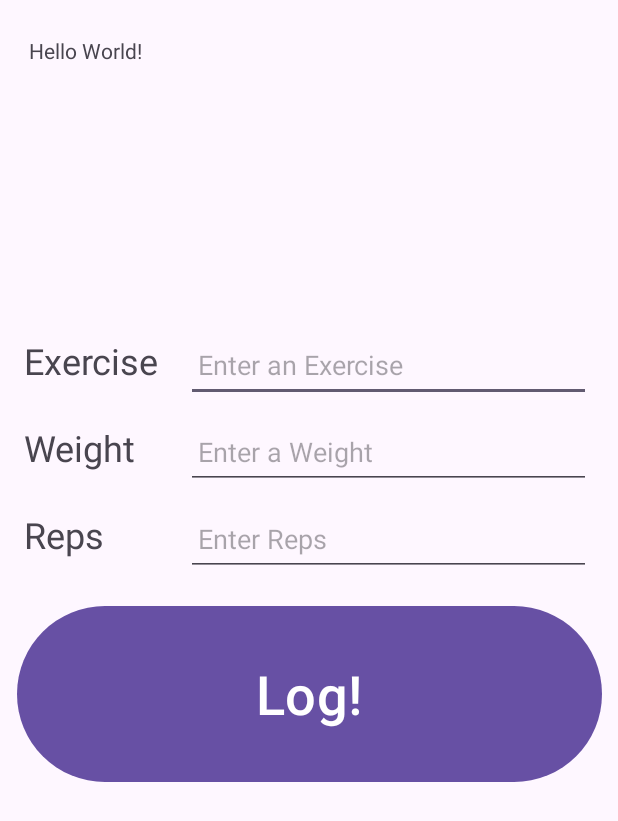
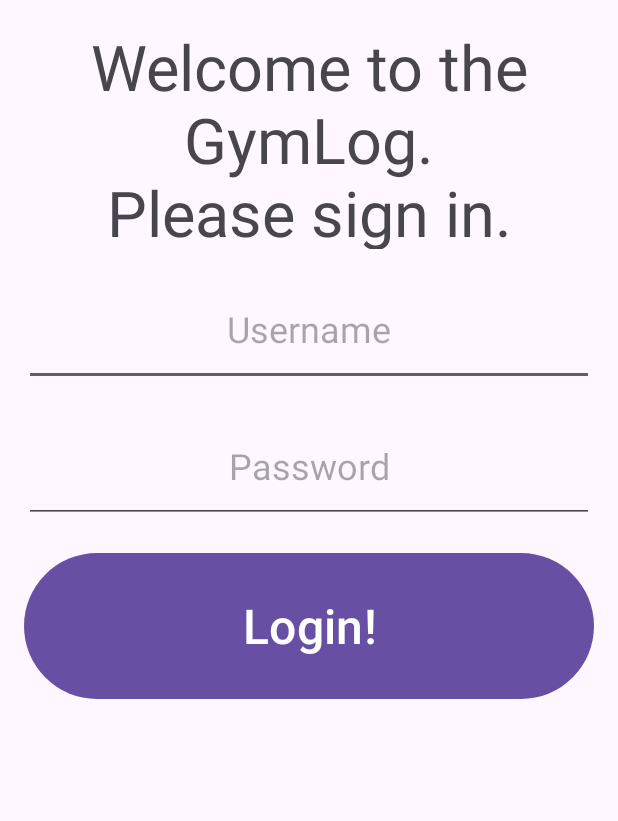
Before and after one commit to Cooper-W-04/cst-338-GymLog, an Android app: the screen it shows after launch (MainActivity before the commit, LoginActivity after it), on a phone screen of 412 x 824 dp. Shown: the top 821 px of the screen. Run offline under Robolectric (Android 15) with nearby library versions, the phone set to English and light mode, and no system bars; our stand-ins replace Room's generated code.

Commit message:
end of video 8

```diff
--- a/app/src/main/AndroidManifest.xml
+++ b/app/src/main/AndroidManifest.xml
@@ -13,6 +13,9 @@
         android:theme="@style/Theme.GymLog"
         tools:targetApi="31">
         <activity
+            android:name=".LoginActivity"
+            android:exported="false" />
+        <activity
             android:name=".MainActivity"
             android:exported="true">
             <intent-filter>
--- /dev/null
+++ b/app/src/main/java/com/example/gymlog/LoginActivity.java
@@ -0,0 +1,34 @@
+package com.example.gymlog;
+
+import android.content.Context;
+import android.content.Intent;
+import android.os.Bundle;
+import android.view.View;
+
+import androidx.appcompat.app.AppCompatActivity;
+
+import com.example.gymlog.databinding.ActivityLoginBinding;
+
+public class LoginActivity extends AppCompatActivity {
+
+    private ActivityLoginBinding binding;
+
+    @Override
+    protected void onCreate(Bundle savedInstanceState) {
+        super.onCreate(savedInstanceState);
+        binding = ActivityLoginBinding.inflate(getLayoutInflater());
+        setContentView(binding.getRoot());
+
+        binding.loginButton.setOnClickListener(new View.OnClickListener() {
+            @Override
+            public void onClick(View v) {
+                Intent intent = MainActivity.mainActivityIntentFactory(getApplicationContext(), 0);
+                startActivity(intent);
+            }
+        });
+    }
+
+    static Intent loginIntentFactory(Context context){
+        return new Intent(context, LoginActivity.class);
+    }
+}
--- a/app/src/main/java/com/example/gymlog/MainActivity.java
+++ b/app/src/main/java/com/example/gymlog/MainActivity.java
@@ -1,5 +1,7 @@
 package com.example.gymlog;
 
+import android.content.Context;
+import android.content.Intent;
 import android.os.Bundle;
 import android.text.method.ScrollingMovementMethod;
 import android.util.Log;
@@ -17,6 +19,7 @@ import java.util.Locale;
 
 public class MainActivity extends AppCompatActivity {
 
+    private static final String MAIN_ACTIVITY_USER_ID = "com.example.gymlog.MAIN_ACTIVITY_USER_ID";
     ActivityMainBinding binding;
     private GymLogRepository repository;
     public static final String TAG = "CJW_GYMLOG";
@@ -34,10 +37,16 @@ public class MainActivity extends AppCompatActivity {
         binding = ActivityMainBinding.inflate(getLayoutInflater());
         setContentView(binding.getRoot());
 
+        loginUser();
+
+        if(loggedInUserId == -1){
+            Intent intent = LoginActivity.loginIntentFactory(getApplicationContext());
+            startActivity(intent);
+        }
+
         repository = GymLogRepository.getRepository(getApplication());
-
         binding.logDisplayTextView.setMovementMethod(new ScrollingMovementMethod());
-//        updateDisplay();
+        updateDisplay();
         binding.logButton.setOnClickListener(new View.OnClickListener() {
             @Override
             public void onClick(View v) {
@@ -53,6 +62,17 @@ public class MainActivity extends AppCompatActivity {
                 updateDisplay();
             }
         });
+    }
+
+    private void loginUser() {
+        //TODO: create login method
+        loggedInUserId = getIntent().getIntExtra(MAIN_ACTIVITY_USER_ID, -1);
+    }
+
+    static Intent mainActivityIntentFactory(Context context, int userId){
+        Intent intent = new Intent(context, MainActivity.class);
+        intent.putExtra(MAIN_ACTIVITY_USER_ID, userId);
+        return intent;
     }
 
     private void insertGymlogRecord(){
--- /dev/null
+++ b/app/src/main/res/layout/activity_login.xml
@@ -0,0 +1,61 @@
+<?xml version="1.0" encoding="utf-8"?>
+<androidx.constraintlayout.widget.ConstraintLayout xmlns:android="http://schemas.android.com/apk/res/android"
+    xmlns:app="http://schemas.android.com/apk/res-auto"
+    xmlns:tools="http://schemas.android.com/tools"
+    android:id="@+id/main"
+    android:layout_width="match_parent"
+    android:layout_height="match_parent"
+    tools:context=".LoginActivity">
+
+    <TextView
+        android:id="@+id/titleLoginTextView"
+        android:layout_width="match_parent"
+        android:layout_height="150dip"
+        android:layout_margin="16dip"
+        android:gravity="center"
+        android:text="@string/login_welcome"
+        android:textSize="42sp"
+        app:layout_constraintEnd_toEndOf="parent"
+        app:layout_constraintStart_toStartOf="parent"
+        app:layout_constraintTop_toTopOf="parent" />
+
+    <EditText
+        android:id="@+id/userNameLoginEditText"
+        android:layout_width="match_parent"
+        android:layout_height="75dp"
+        android:layout_margin="16dip"
+        android:autofillHints="Please enter a username"
+        android:gravity="center"
+        android:hint="@string/username"
+        android:inputType="text"
+        android:textSize="24sp"
+        app:layout_constraintEnd_toEndOf="parent"
+        app:layout_constraintStart_toStartOf="parent"
+        app:layout_constraintTop_toBottomOf="@id/titleLoginTextView" />
+
+    <EditText
+        android:id="@+id/passwordLoginEditText"
+        android:layout_width="match_parent"
+        android:layout_height="75dp"
+        android:layout_margin="16dip"
+        android:autofillHints="Please enter a username"
+        android:gravity="center"
+        android:hint="@string/password"
+        android:inputType="textPassword"
+        android:textSize="24sp"
+        app:layout_constraintEnd_toEndOf="parent"
+        app:layout_constraintStart_toStartOf="parent"
+        app:layout_constraintTop_toBottomOf="@id/userNameLoginEditText" />
+
+    <Button
+        android:id="@+id/loginButton"
+        android:layout_width="match_parent"
+        android:layout_height="105dp"
+        android:layout_margin="16dip"
+        android:text="@string/login"
+        android:textSize="32sp"
+        app:layout_constraintEnd_toEndOf="parent"
+        app:layout_constraintStart_toStartOf="parent"
+        app:layout_constraintTop_toBottomOf="@id/passwordLoginEditText" />
+
+</androidx.constraintlayout.widget.ConstraintLayout>
--- a/app/src/main/res/values/strings.xml
+++ b/app/src/main/res/values/strings.xml
@@ -8,4 +8,8 @@
     <string name="reps">Reps</string>
     <string name="log">Log!</string>
     <string name="nothing_to_show_time_to_hit_the_gym">Nothing to show, time to hit the gym!</string>
+    <string name="login_welcome">Welcome to the GymLog.\nPlease sign in.</string>
+    <string name="username">Username</string>
+    <string name="password">Password</string>
+    <string name="login">Login!</string>
 </resources>
```
